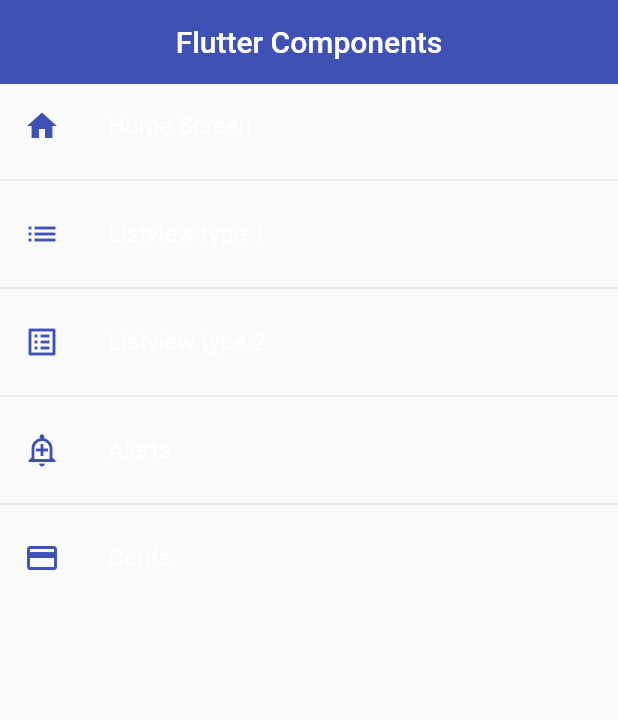
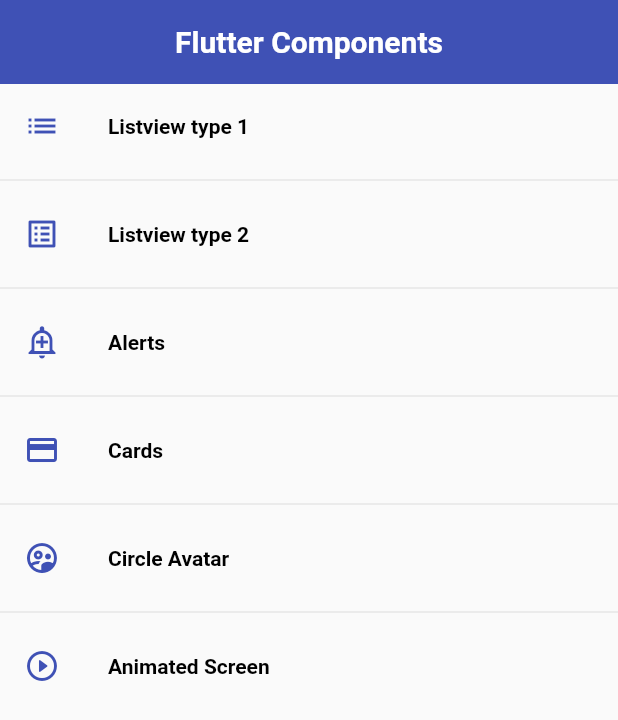
Before and after one commit to a-tiny-developer/flutter_components, a Flutter app: the screen it shows after launch, on a phone screen of 412 x 824 dp. Shown: the top 720 px of the screen. Run offline on Flutter 3.47's test engine with Material 2 defaults, Android fonts, the phone set to English and light mode, and no system bars; our stand-ins replace google_fonts.

Commit message:
Widget AnimatedContainer

```diff
--- a/lib/router/app_routes.dart
+++ b/lib/router/app_routes.dart
@@ -7,13 +7,6 @@ class AppRoutes {
   static const initialRoute = 'home';
 
   static const menuOptions = <MenuOption>[
-    // TODO: delete home
-    MenuOption(
-      route: 'home',
-      name: 'Home Screen',
-      screen: HomeScreen(),
-      icon: Icons.home,
-    ),
     MenuOption(
       route: 'listview1',
       name: 'Listview type 1',
@@ -38,10 +31,24 @@ class AppRoutes {
       screen: CardScreen(),
       icon: Icons.credit_card,
     ),
+    MenuOption(
+      route: 'avatar',
+      name: 'Circle Avatar',
+      screen: AvatarScreen(),
+      icon: Icons.supervised_user_circle_outlined,
+    ),
+    MenuOption(
+      route: 'animated',
+      name: 'Animated Screen',
+      screen: AnimatedScreen(),
+      icon: Icons.play_circle_outline_rounded,
+    ),
   ];
 
   static Map<String, Widget Function(BuildContext)> getAppRoutes() {
     final appRoutes = <String, Widget Function(BuildContext)>{};
+    appRoutes
+        .addAll({initialRoute: (BuildContext context) => const HomeScreen()});
     for (final option in menuOptions) {
       appRoutes.addAll({
         option.route: (BuildContext context) => option.screen,
--- a/lib/screens/home_screen.dart
+++ b/lib/screens/home_screen.dart
@@ -19,7 +19,9 @@ class HomeScreen extends StatelessWidget {
             leading: Icon(
               AppRoutes.menuOptions[index].icon,
             ),
-            title: Text(AppRoutes.menuOptions[index].name),
+            title: Text(
+              AppRoutes.menuOptions[index].name,
+            ),
             onTap: () {
               // final route = MaterialPageRoute(
               //   builder: (context) {
--- a/lib/screens/screens.dart
+++ b/lib/screens/screens.dart
@@ -1,4 +1,6 @@
 export 'alert_screen.dart';
+export 'animated_screen.dart';
+export 'avatar_screen.dart';
 export 'card_screen.dart';
 export 'home_screen.dart';
 export 'listview1_screen.dart';
--- a/lib/theme/app_theme.dart
+++ b/lib/theme/app_theme.dart
@@ -1,4 +1,5 @@
 import 'package:flutter/material.dart';
+import 'package:google_fonts/google_fonts.dart';
 
 class AppTheme {
   static const Color primary = Colors.indigo;
@@ -6,6 +7,7 @@ class AppTheme {
   static final ThemeData lightTheme = ThemeData.light().copyWith(
     primaryColor: primary,
     appBarTheme: const AppBarTheme(
+      centerTitle: true,
       color: primary,
       elevation: 0,
     ),
@@ -64,19 +66,68 @@ class AppTheme {
     ),
     textTheme: darkTextTheme,
   );
-
-  static const TextTheme lightTextTheme = TextTheme(
-    headline3: TextStyle(
-      fontSize: 16,
+  static TextTheme lightTextTheme = TextTheme(
+    subtitle1: GoogleFonts.roboto(
+      fontSize: 14.0,
       fontWeight: FontWeight.w700,
+      color: Colors.black,
+    ),
+    bodyText1: GoogleFonts.roboto(
+      fontSize: 14.0,
+      fontWeight: FontWeight.w700,
+      color: Colors.black,
+    ),
+    headline1: GoogleFonts.roboto(
+      fontSize: 32.0,
+      fontWeight: FontWeight.bold,
+      color: Colors.black,
+    ),
+    headline2: GoogleFonts.roboto(
+      fontSize: 21.0,
+      fontWeight: FontWeight.w700,
+      color: Colors.black,
+    ),
+    headline3: GoogleFonts.roboto(
+      fontSize: 16.0,
+      fontWeight: FontWeight.w600,
+      color: Colors.black,
+    ),
+    headline6: GoogleFonts.roboto(
+      fontSize: 20.0,
+      fontWeight: FontWeight.w600,
       color: Colors.black,
     ),
   );
 
-  static const TextTheme darkTextTheme = TextTheme(
-    headline3: TextStyle(
-      fontSize: 16,
+  static TextTheme darkTextTheme = TextTheme(
+    subtitle1: GoogleFonts.roboto(
+      fontSize: 14.0,
       fontWeight: FontWeight.w700,
+      color: Colors.white,
+    ),
+    bodyText1: GoogleFonts.roboto(
+      fontSize: 14.0,
+      fontWeight: FontWeight.w700,
+      color: Colors.white,
+    ),
+    headline1: GoogleFonts.roboto(
+      fontSize: 32.0,
+      fontWeight: FontWeight.bold,
+      color: Colors.white,
+    ),
+    headline2: GoogleFonts.roboto(
+      fontSize: 21.0,
+      fontWeight: FontWeight.w700,
+      color: Colors.white,
+    ),
+    headline3: GoogleFonts.roboto(
+      fontSize: 16.0,
+      fontWeight: FontWeight.w600,
+      color: Colors.white,
+    ),
+    headline6: GoogleFonts.roboto(
+      fontSize: 20.0,
+      fontWeight: FontWeight.w600,
       color: Colors.white,
     ),
   );
```
Also changed, not shown: lib/screens/animated_screen.dart (added, +60 -0 lines), lib/screens/avatar_screen.dart (added, +30 -0 lines), pubspec.yaml (+4 -11 lines), pubspec.lock.
